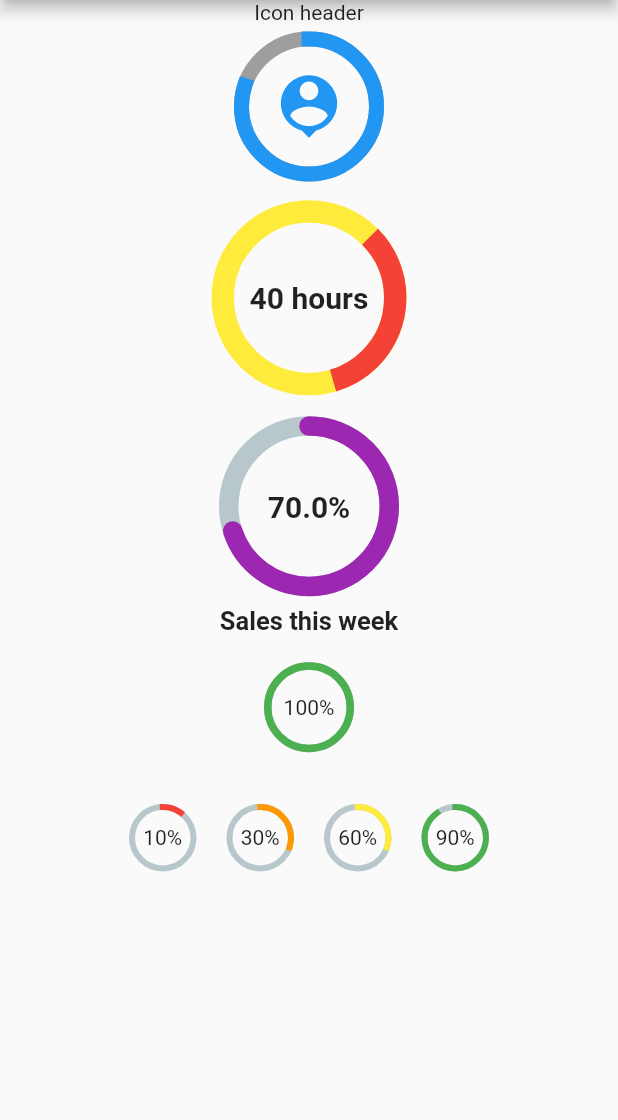
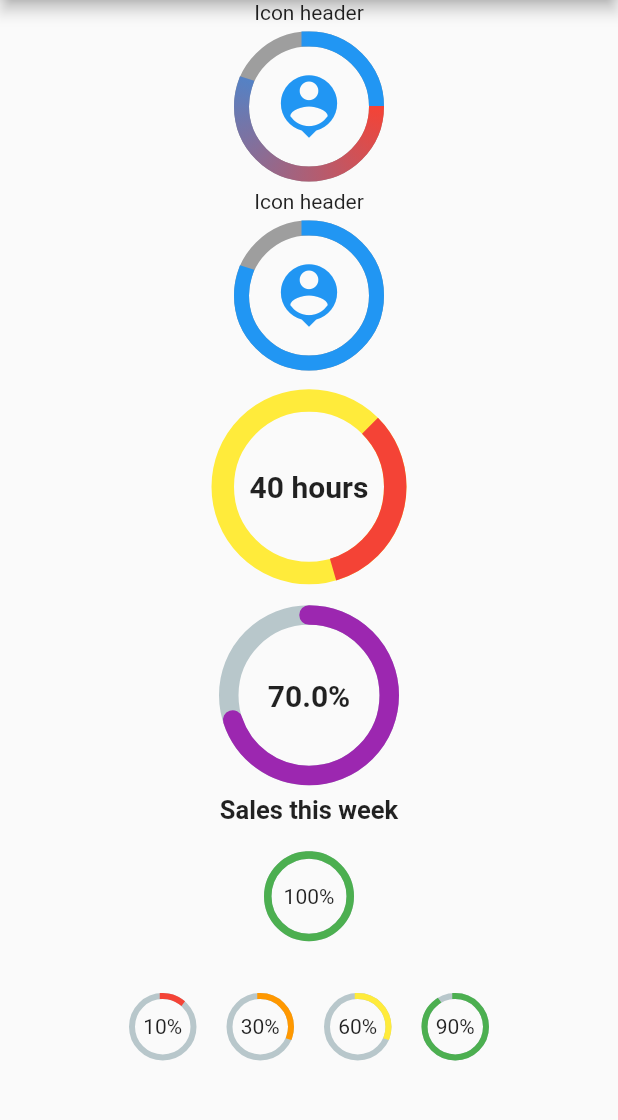
Before and after one commit to diegoveloper/flutter_percent_indicator, a Flutter app: the screen it shows after launch, after a tap on "Circular Library", on a phone screen of 412 x 824 dp, the part 84-1204 px from its top. Run offline on Flutter 3.47's test engine with Material 2 defaults, Android fonts, the phone set to English and light mode, and no system bars.

Commit message:
Boring Show code
Partly addresses https://github.com/diegoveloper/flutter_percent_indicator/issues/22. Needs more work.

```diff
--- a/example/lib/sample_circular_page.dart
+++ b/example/lib/sample_circular_page.dart
@@ -15,6 +15,21 @@ class _SampleCircularPageState extends State<SampleCircularPage> {
       ),
       body: Center(
         child: ListView(children: <Widget>[
+          new CircularPercentIndicator(
+            radius: 100.0,
+            lineWidth: 10.0,
+            percent: 0.8,
+            header: new Text("Icon header"),
+            center: new Icon(
+              Icons.person_pin,
+              size: 50.0,
+              color: Colors.blue,
+            ),
+            backgroundColor: Colors.grey,
+            linearGradient: LinearGradient(
+              colors: [Colors.red, Colors.blue],
+            ),
+          ),
           new CircularPercentIndicator(
             radius: 100.0,
             lineWidth: 10.0,
--- a/lib/circular_percent_indicator.dart
+++ b/lib/circular_percent_indicator.dart
@@ -1,3 +1,5 @@
+import 'dart:math';
+
 import 'package:flutter/material.dart';
 import 'package:vector_math/vector_math_64.dart' as math;
 
@@ -16,7 +18,9 @@ class CircularPercentIndicator extends StatefulWidget {
 
   ///First color applied to the complete circle
   final Color backgroundColor;
-  final Color progressColor;
+  Color get progressColor => _progressColor;
+
+  Color _progressColor;
 
   ///true if you want the circle to have animation
   final bool animation;
@@ -32,6 +36,8 @@ class CircularPercentIndicator extends StatefulWidget {
 
   ///widget inside the circle
   final Widget center;
+
+  final LinearGradient linearGradient;
 
   ///The kind of finish to place on the end of lines drawn, values supported: butt, round, square
   final CircularStrokeCap circularStrokeCap;
@@ -53,7 +59,8 @@ class CircularPercentIndicator extends StatefulWidget {
     @required this.radius,
     this.fillColor = Colors.transparent,
     this.backgroundColor = const Color(0xFFB8C7CB),
-    this.progressColor = Colors.red,
+    Color progressColor,
+    this.linearGradient,
     this.animation = false,
     this.animationDuration = 500,
     this.header,
@@ -63,6 +70,12 @@ class CircularPercentIndicator extends StatefulWidget {
     this.circularStrokeCap,
     this.animateFromLastPercent = false,
   }) : super(key: key) {
+    if (linearGradient != null && progressColor != null) {
+      throw ArgumentError(
+          'Cannot provide both linearGradient and progressColor');
+    }
+    _progressColor = progressColor ?? Colors.red;
+
     assert(startAngle >= 0.0);
     if (percent < 0.0 || percent > 1.0) {
       throw Exception("Percent value must be a double between 0.0 and 1.0");
@@ -150,7 +163,8 @@ class _CircularPercentIndicatorState extends State<CircularPercentIndicator>
               startAngle: widget.startAngle,
               circularStrokeCap: widget.circularStrokeCap,
               radius: (widget.radius / 2) - widget.lineWidth / 2,
-              lineWidth: widget.lineWidth),
+              lineWidth: widget.lineWidth,
+              linearGradient: widget.linearGradient),
           child: (widget.center != null)
               ? Center(child: widget.center)
               : Container(),
@@ -185,15 +199,18 @@ class CirclePainter extends CustomPainter {
   final Color backgroundColor;
   final CircularStrokeCap circularStrokeCap;
   final double startAngle;
+  final LinearGradient linearGradient;
 
-  CirclePainter(
-      {this.lineWidth,
-      this.progress,
-      @required this.radius,
-      this.progressColor,
-      this.backgroundColor,
-      this.startAngle = 0.0,
-      this.circularStrokeCap = CircularStrokeCap.round}) {
+  CirclePainter({
+    this.lineWidth,
+    this.progress,
+    @required this.radius,
+    this.progressColor,
+    this.backgroundColor,
+    this.startAngle = 0.0,
+    this.circularStrokeCap = CircularStrokeCap.round,
+    this.linearGradient,
+  }) {
     _paintBackground.color = backgroundColor;
     _paintBackground.style = PaintingStyle.stroke;
     _paintBackground.strokeWidth = lineWidth;
@@ -214,6 +231,16 @@ class CirclePainter extends CustomPainter {
   void paint(Canvas canvas, Size size) {
     final center = Offset(size.width / 2, size.height / 2);
     canvas.drawCircle(center, radius, _paintBackground);
+
+    if (linearGradient != null) {
+      _paintLine.shader = SweepGradient(
+              startAngle: 0,
+              endAngle: 2 * pi - pi / 2,
+              colors: linearGradient.colors)
+          .createShader(
+              Rect.fromPoints(Offset.zero, Offset(size.width, size.height)));
+    }
+
     canvas.drawArc(
         Rect.fromCircle(center: center, radius: radius),
         math.radians(-90.0 + startAngle),
```
Also changed, not shown: example/lib/sample_linear_page.dart (+21 -0 lines), lib/linear_percent_indicator.dart (+35 -4 lines).
